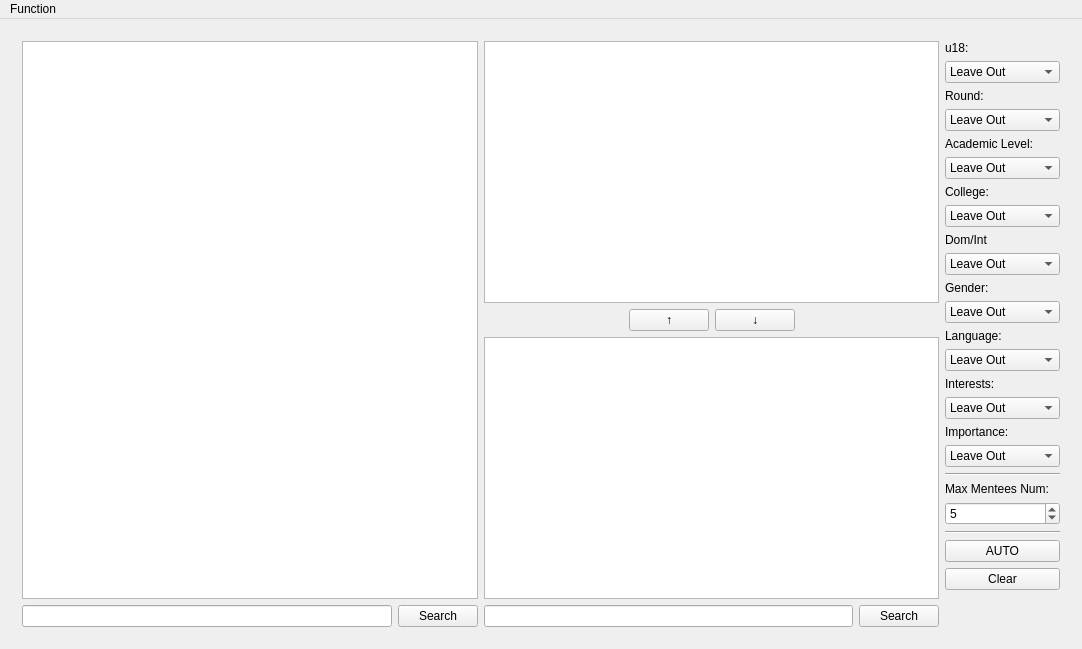
First picture: the form in Menters-and-Mentees-Matching-Program/mainwindow.ui, repository shuanglengyunji/Menters-and-Mentees-Matching-Program, before the edit.
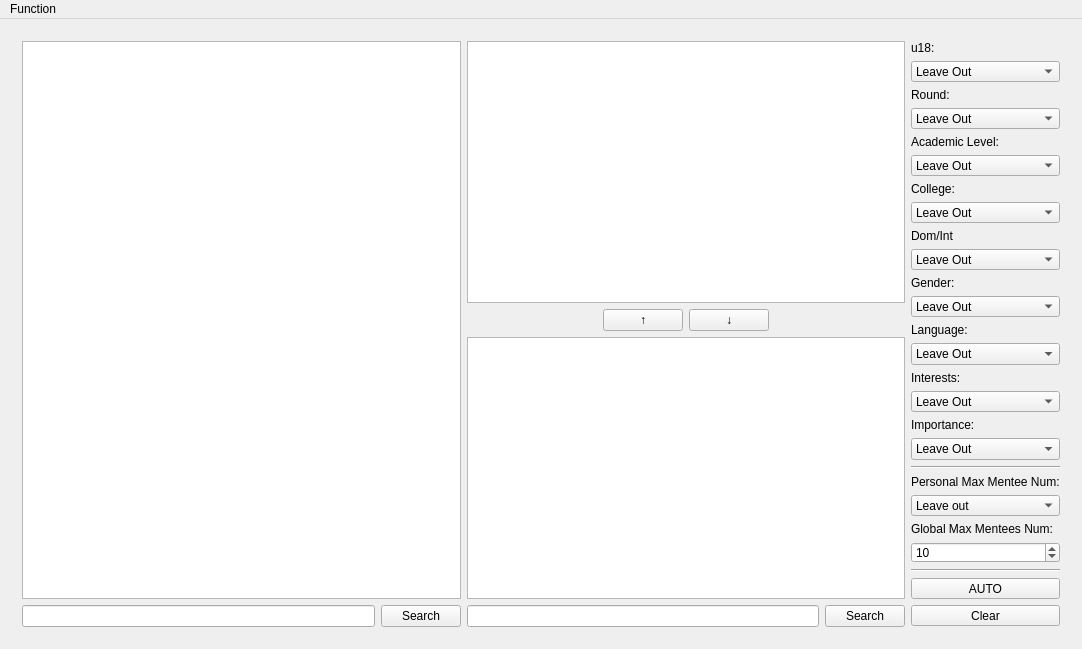
Second picture: the form after the edit. Icons and pictures are not drawn.

```diff
--- a/Menters-and-Mentees-Matching-Program/mainwindow.ui
+++ b/Menters-and-Mentees-Matching-Program/mainwindow.ui
@@ -631,10 +631,31 @@
                 </property>
                </widget>
               </item>
+              <item>
+               <widget class="QLabel" name="label_personal_mentees_num">
+                <property name="text">
+                 <string>Personal Max Mentee Num:</string>
+                </property>
+               </widget>
+              </item>
+              <item>
+               <widget class="QComboBox" name="comboBox_personal_mentees_num">
+                <item>
+                 <property name="text">
+                  <string>Leave out</string>
+                 </property>
+                </item>
+                <item>
+                 <property name="text">
+                  <string>Enable</string>
+                 </property>
+                </item>
+               </widget>
+              </item>
               <item>
                <widget class="QLabel" name="label_mentees_num">
                 <property name="text">
-                 <string>Max Mentees Num:</string>
+                 <string>Global Max Mentees Num:</string>
                 </property>
                </widget>
               </item>
@@ -647,7 +668,7 @@
                  <number>20</number>
                 </property>
                 <property name="value">
-                 <number>5</number>
+                 <number>10</number>
                 </property>
                </widget>
               </item>
```
Left out of the diff: 15 changed lines with no effect on the pictures.
